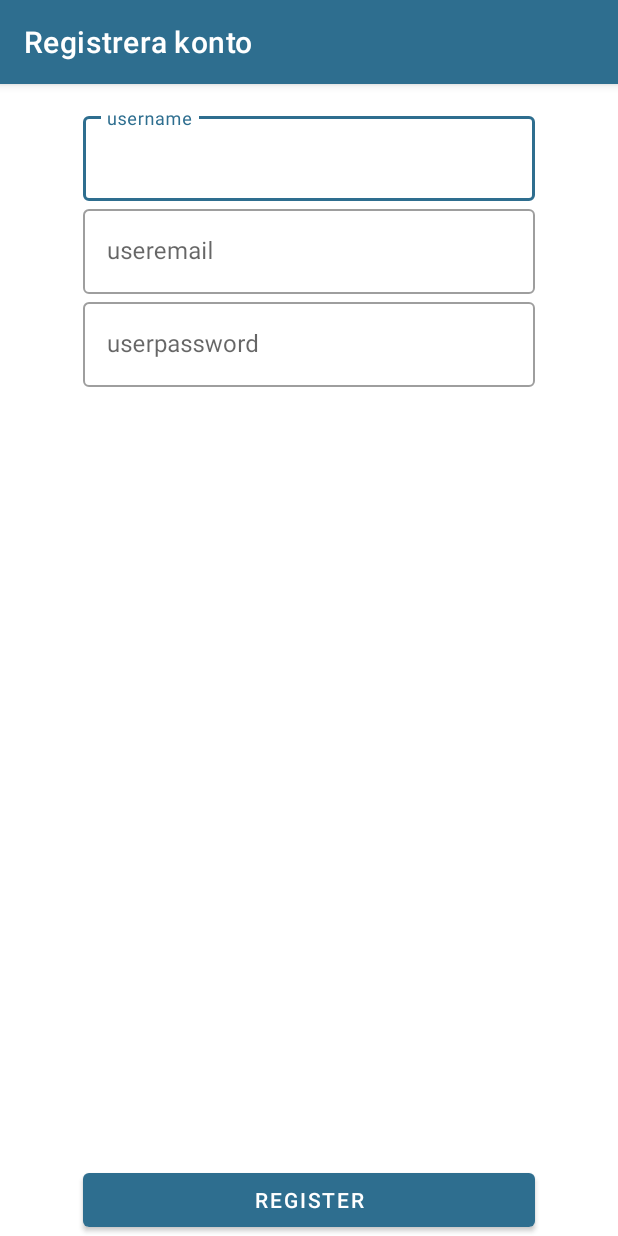
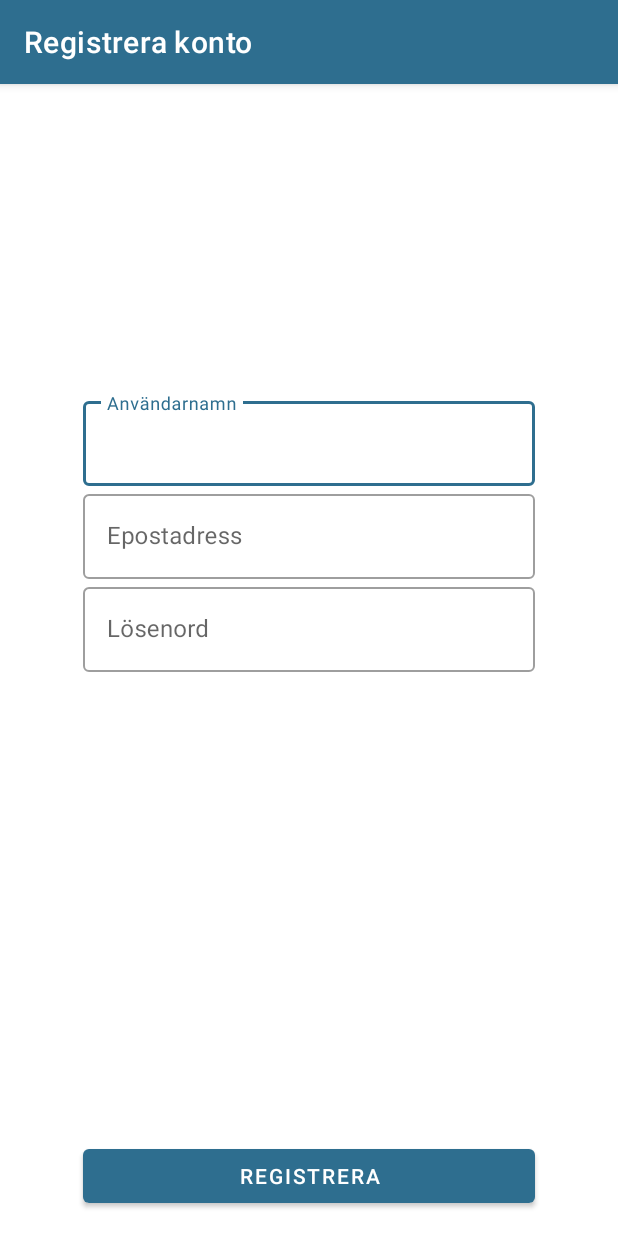
Before and after one commit to Magnusahl/skanka, an Android app: the RegisterActivity screen opened directly, with no data from a screen before it, on a phone screen of 412 x 824 dp. Run offline under Robolectric (Android 15) with nearby library versions, the phone set to English and light mode, and no system bars; our stand-ins replace Firebase (no records; nobody signed in at launch, a user with empty details on screens opened directly).

Commit message:
redovisnings klar

```diff
--- a/app/src/main/java/com/example/skanka/ProfileActivity.kt
+++ b/app/src/main/java/com/example/skanka/ProfileActivity.kt
@@ -6,14 +6,14 @@ import android.os.Bundle
 import android.view.Menu
 import android.view.MenuItem
 import com.google.firebase.auth.FirebaseAuth
-
+//Mirror the Post activity in Profile activity
 class ProfileActivity : PostsActivity() {
 
     override fun onCreateOptionsMenu(menu: Menu?): Boolean {
         menuInflater.inflate(R.menu.menu_profile, menu)
         return true
     }
-
+    //Show logout button
     override fun onOptionsItemSelected(item: MenuItem): Boolean {
         if (item.itemId == R.id.menu_logout) {
             FirebaseAuth.getInstance().signOut()
--- a/app/src/main/java/com/example/skanka/RegisterActivity.kt
+++ b/app/src/main/java/com/example/skanka/RegisterActivity.kt
@@ -32,17 +32,9 @@ class RegisterActivity : AppCompatActivity() {
         btn_register.setOnClickListener {
             performRegister()
         }
-
-
-        //Select image for the register user
-        //btn_image_select.setOnClickListener {
-
-          //  val intent = Intent(Intent.ACTION_PICK)
-            //intent.type = "image/*"
-            //startActivityForResult(intent, 0)
-        //}
     }
 
+    /*
     var selectedPhotoUri: Uri? = null
 
     override fun onActivityResult(requestCode: Int, resultCode: Int, data: Intent?) {
@@ -60,13 +52,16 @@ class RegisterActivity : AppCompatActivity() {
         }
     }
 
+     */
+
+    //Create the user
     private fun performRegister() {
         val emailreg = userEmail.text.toString()
         val passwordreg = userPassword.text.toString()
         val username = userName.text.toString()
 
         if (emailreg.isEmpty() && passwordreg.isEmpty() && username.isEmpty() ) {
-            Toast.makeText(this, "Please enter in email/pw/username", Toast.LENGTH_LONG).show()
+            Toast.makeText(this, "Skriv in en giltig epostadress och lösenord", Toast.LENGTH_LONG).show()
             return
         }
 
@@ -79,49 +74,15 @@ class RegisterActivity : AppCompatActivity() {
                     firestoreDB = FirebaseFirestore.getInstance()
                     firestoreDB.collection("users").document(uid).set(username)
                     startActivity(Intent(this, LoginActivity::class.java))
-                    Toast.makeText(this, "Successfully registered", Toast.LENGTH_LONG).show()
+                    Toast.makeText(this, "Användare registrerad", Toast.LENGTH_LONG).show()
                 } else {
-                    Toast.makeText(this, "Error, try again", Toast.LENGTH_LONG).show()
+                    Toast.makeText(this, "Fel!, försök igen", Toast.LENGTH_LONG).show()
                 }
-
-                //uploadImageToFirebaseStorage()
             }
 
             .addOnFailureListener {
-                Toast.makeText(this, "Please enter a correct email/pw", Toast.LENGTH_LONG).show()
+                Toast.makeText(this, "Skriv in en giltig epostadress", Toast.LENGTH_LONG).show()
             }
 
     }
-/*
-    private fun uploadImageToFirebaseStorage() {
-        if (selectedPhotoUri == null) return
-
-        val filename = UUID.randomUUID().toString()
-        val ref = FirebaseStorage.getInstance().getReference("/profileimg/$filename")
-
-        ref.putFile(selectedPhotoUri!!)
-            .addOnSuccessListener {
-                Log.d("Register", "Success: ${it.metadata?.path}")
-
-                saveUserToFirebase(it.toString())
-            }
-    }
-
-    private fun saveUserToFirebase(profileImageUrl: String = "") {
-        val uid = FirebaseAuth.getInstance().uid ?: ""
-        val ref = FirebaseDatabase.getInstance().getReference("users/$uid")
-
-        val user = User(uid, userName.text.toString(), profileImageUrl)
-
-        ref.setValue(user)
-            .addOnSuccessListener {
-                val intent = Intent(this, PostsActivity::class.java)
-                intent.flags = Intent.FLAG_ACTIVITY_CLEAR_TASK.or(Intent.FLAG_ACTIVITY_NEW_TASK)
-                startActivity(intent)
-            }
-    }
-
- */
-
-
 }
--- a/app/src/main/java/com/example/skanka/model/Post.kt
+++ b/app/src/main/java/com/example/skanka/model/Post.kt
@@ -1,10 +1,8 @@
 package com.example.skanka.model
 
-import android.os.Parcel
-import android.os.Parcelable
 import com.google.firebase.firestore.DocumentId
 import com.google.firebase.firestore.PropertyName
-import java.io.Serializable
+
 data class Post(
     var headline: String = "",
     var description: String = "",
--- a/app/src/main/java/com/example/skanka/model/User.kt
+++ b/app/src/main/java/com/example/skanka/model/User.kt
@@ -1,11 +1,5 @@
 package com.example.skanka.model
 
-import android.os.Parcel
-import android.os.Parcelable
-
 data class User (
-    //var uid: String = "",
     var userName: String = ""
-    //var profileImageUrl: String
-
 )
--- a/app/src/main/res/layout/activity_desc.xml
+++ b/app/src/main/res/layout/activity_desc.xml
@@ -16,8 +16,8 @@
 
         <ImageView
             android:id="@+id/itemImage"
-            android:layout_width="414dp"
-            android:layout_height="512dp"
+            android:layout_width="411dp"
+            android:layout_height="551dp"
             android:layout_weight="70"
             android:scaleType="centerCrop"
             android:src="@drawable/models1"
@@ -60,6 +60,7 @@
             android:id="@+id/btnGet"
             android:layout_width="wrap_content"
             android:layout_height="wrap_content"
+            android:layout_marginStart="8dp"
             android:text="Hämta"
             app:layout_constraintBottom_toBottomOf="parent"
             app:layout_constraintEnd_toStartOf="@+id/etDescDescription"
@@ -70,6 +71,7 @@
             android:id="@+id/btnUndo"
             android:layout_width="wrap_content"
             android:layout_height="wrap_content"
+            android:layout_marginEnd="8dp"
             android:text="Ångra"
             app:layout_constraintBottom_toBottomOf="parent"
             app:layout_constraintEnd_toEndOf="parent" />
--- a/app/src/main/res/layout/activity_register.xml
+++ b/app/src/main/res/layout/activity_register.xml
@@ -13,9 +13,10 @@
         android:layout_width="match_parent"
         android:layout_height="wrap_content"
         android:layout_marginStart="55dp"
-        android:layout_marginTop="16dp"
+        android:layout_marginTop="206dp"
         android:layout_marginEnd="55dp"
         app:layout_constraintEnd_toEndOf="parent"
+        app:layout_constraintHorizontal_bias="1.0"
         app:layout_constraintStart_toStartOf="parent"
         app:layout_constraintTop_toTopOf="parent">
 
@@ -23,31 +24,8 @@
             android:id="@+id/userName"
             android:layout_width="match_parent"
             android:layout_height="wrap_content"
-            android:hint="username"
-            android:inputType="textPassword" />
-    </com.google.android.material.textfield.TextInputLayout>
-
-
-    <com.google.android.material.textfield.TextInputLayout
-        android:id="@+id/textInputLayout2"
-        style="@style/Widget.MaterialComponents.TextInputLayout.OutlinedBox"
-        android:layout_width="match_parent"
-
-        android:layout_height="wrap_content"
-        android:layout_marginStart="55dp"
-        android:layout_marginEnd="55dp"
-        app:layout_constraintEnd_toEndOf="parent"
-        app:layout_constraintHorizontal_bias="1.0"
-        app:layout_constraintStart_toStartOf="parent"
-        app:layout_constraintTop_toBottomOf="@+id/textInputLayout7">
-
-        <com.google.android.material.textfield.TextInputEditText
-            android:id="@+id/userEmail"
-            android:layout_width="match_parent"
-            android:layout_height="wrap_content"
-            android:hint="useremail"
-            android:inputType="textPassword" />
-
+            android:hint="Användarnamn"
+             />
     </com.google.android.material.textfield.TextInputLayout>
 
     <com.google.android.material.textfield.TextInputLayout
@@ -68,20 +46,43 @@
             android:id="@+id/userPassword"
             android:layout_width="match_parent"
             android:layout_height="wrap_content"
-            android:hint="userpassword"
+            android:hint="Lösenord"
             android:inputType="textPassword" />
 
     </com.google.android.material.textfield.TextInputLayout>
 
+    <com.google.android.material.textfield.TextInputLayout
+        android:id="@+id/textInputLayout2"
+        style="@style/Widget.MaterialComponents.TextInputLayout.OutlinedBox"
+        android:layout_width="match_parent"
 
-    <Button
+        android:layout_height="wrap_content"
+        android:layout_marginStart="55dp"
+        android:layout_marginEnd="55dp"
+        app:layout_constraintEnd_toEndOf="parent"
+        app:layout_constraintHorizontal_bias="1.0"
+        app:layout_constraintStart_toStartOf="parent"
+        app:layout_constraintTop_toBottomOf="@+id/textInputLayout7">
+
+        <com.google.android.material.textfield.TextInputEditText
+            android:id="@+id/userEmail"
+            android:layout_width="match_parent"
+            android:layout_height="wrap_content"
+            android:hint="Epostadress"
+            android:inputType="textEmailAddress" />
+
+    </com.google.android.material.textfield.TextInputLayout>
+
+
+    <com.google.android.material.button.MaterialButton
         android:id="@+id/btn_register"
         android:layout_width="0dp"
         android:layout_height="wrap_content"
 
         android:layout_marginStart="55dp"
         android:layout_marginEnd="55dp"
-        android:text="Register"
+        android:layout_marginBottom="16dp"
+        android:text="Registrera"
         app:layout_constraintBottom_toBottomOf="parent"
         app:layout_constraintEnd_toEndOf="parent"
         app:layout_constraintStart_toStartOf="parent" />
```
Also changed, not shown: app/src/main/java/com/example/skanka/CreateActivity.kt (+7 -31 lines), app/src/main/java/com/example/skanka/DescActivity.kt (+1 -12 lines), app/src/main/java/com/example/skanka/LoginActivity.kt (+5 -5 lines), app/src/main/java/com/example/skanka/PostsActivity.kt (+5 -2 lines), app/src/main/java/com/example/skanka/SplashActivity.kt (+3 -7 lines), app/src/main/java/com/example/skanka/adapters/PostsAdapter.kt (+2 -5 lines), app/src/main/res/layout/activity_create.xml (+16 -13 lines), app/src/main/res/layout/activity_login.xml (+21 -17 lines), app/src/main/res/layout/new_post.xml (+9 -14 lines), app/src/main/res/drawable/skankalogo.png (added), app/src/main/res/drawable/video.png (added).
